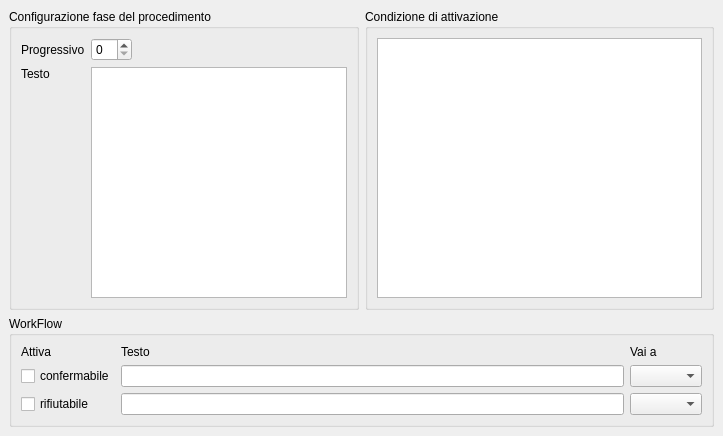
tizianolattisi/suitegda, file src/com/axiastudio/suite/procedimenti/forms/faseprocedimento.ui: the form before one commit.
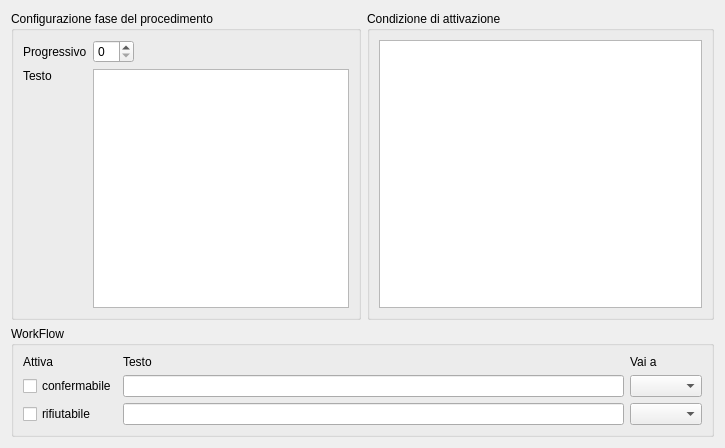
The form after the commit. Custom widgets are drawn as their Qt base class.

Commit message: FaseProcedimento diventa una Dialog.

Patch:
```diff
--- a/src/com/axiastudio/suite/procedimenti/forms/faseprocedimento.ui
+++ b/src/com/axiastudio/suite/procedimenti/forms/faseprocedimento.ui
@@ -1,21 +1,22 @@
 <?xml version="1.0" encoding="UTF-8"?>
 <ui version="4.0">
- <class>MainWindow</class>
- <widget class="QMainWindow" name="MainWindow">
+ <class>Dialog</class>
+ <widget class="QDialog" name="Dialog">
   <property name="geometry">
    <rect>
     <x>0</x>
     <y>0</y>
-    <width>723</width>
-    <height>436</height>
+    <width>725</width>
+    <height>448</height>
    </rect>
   </property>
   <property name="windowTitle">
    <string>Fase del procedimento</string>
   </property>
-  <widget class="QWidget" name="centralwidget">
-   <layout class="QGridLayout" name="gridLayout_3">
-    <item row="0" column="0">
+  <layout class="QVBoxLayout" name="verticalLayout_2">
+   <item>
+    <layout class="QHBoxLayout" name="horizontalLayout">
+     <item>
      <widget class="QGroupBox" name="groupBox">
       <property name="title">
        <string>Configurazione fase del procedimento</string>
@@ -78,7 +79,7 @@
       </layout>
      </widget>
     </item>
-    <item row="0" column="1">
+     <item>
      <widget class="QGroupBox" name="groupBox_3">
       <property name="title">
        <string>Condizione di attivazione</string>
@@ -94,7 +95,9 @@
       </layout>
      </widget>
     </item>
-    <item row="1" column="0" colspan="2">
+    </layout>
+   </item>
+   <item>
      <widget class="QGroupBox" name="groupBox_2">
       <property name="title">
        <string>WorkFlow</string>
@@ -179,7 +182,6 @@
      </widget>
     </item>
    </layout>
-  </widget>
  </widget>
  <customwidgets>
   <customwidget>
```
Lines whose indentation alone changed are shown as unchanged. The commit also changes 1 other file.
